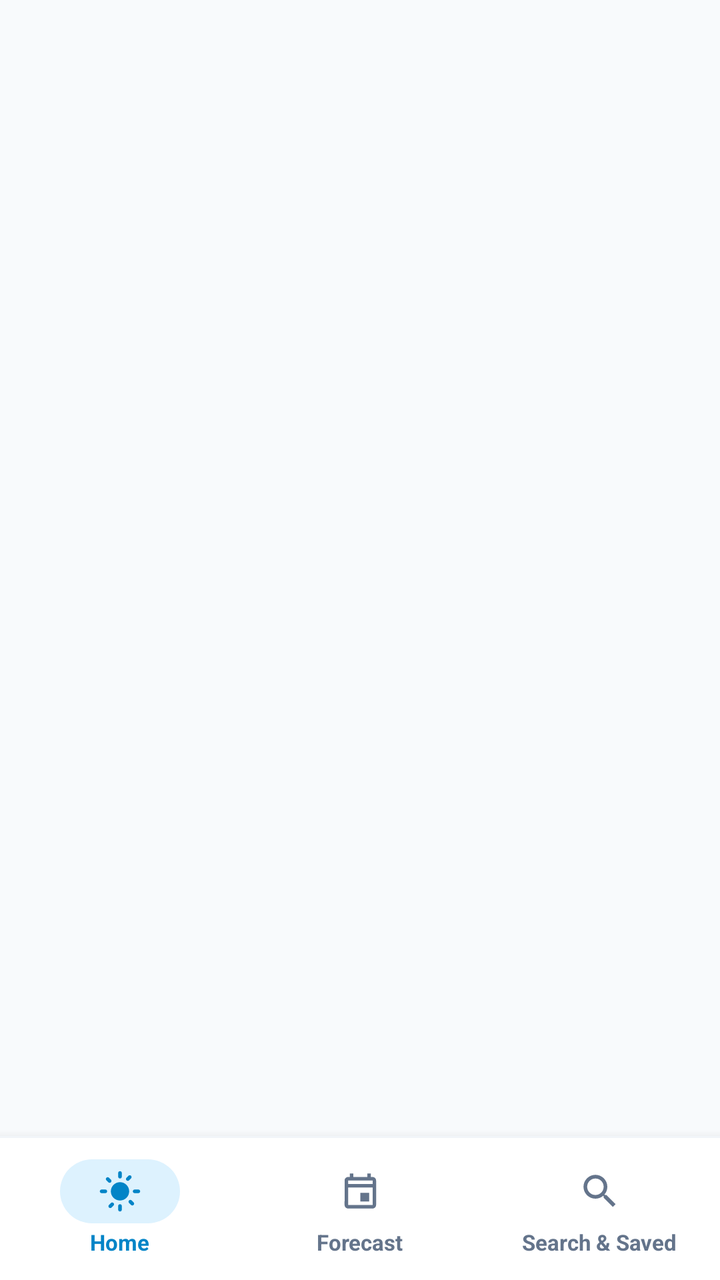
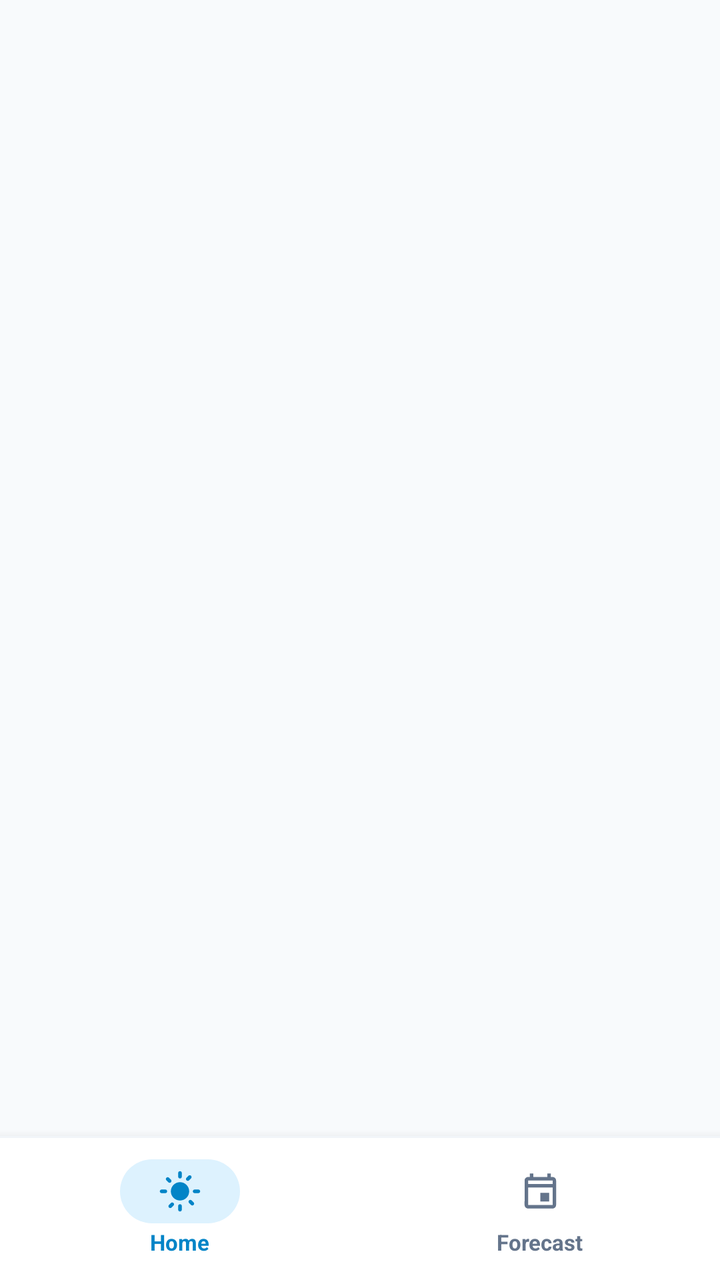

Two renders of the same Android screen: before a commit and after it. Below are the layout's source before the change and the commit's diff.
<!-- AndroidManifest.xml: application theme Theme.Weather -->
<!-- res/layout/activity_home.xml -->
<?xml version="1.0" encoding="utf-8"?>
<androidx.constraintlayout.widget.ConstraintLayout xmlns:android="http://schemas.android.com/apk/res/android"
    xmlns:app="http://schemas.android.com/apk/res-auto"
    xmlns:tools="http://schemas.android.com/tools"
    android:layout_width="match_parent"
    android:layout_height="match_parent"
    android:background="@color/home_bg">

    
    <androidx.fragment.app.FragmentContainerView
        android:id="@+id/fragmentContainer"
        android:layout_width="match_parent"
        android:layout_height="0dp"
        app:layout_constraintBottom_toTopOf="@id/bottomNavContainer"
        app:layout_constraintEnd_toEndOf="parent"
        app:layout_constraintStart_toStartOf="parent"
        app:layout_constraintTop_toTopOf="parent" />

    
    <androidx.constraintlayout.widget.ConstraintLayout
        android:id="@+id/bottomNavContainer"
        android:layout_width="match_parent"
        android:layout_height="72dp"
        android:background="@color/bottom_nav_bg"
        android:elevation="8dp"
        app:layout_constraintBottom_toBottomOf="parent"
        app:layout_constraintEnd_toEndOf="parent"
        app:layout_constraintStart_toStartOf="parent">

        <View
            android:layout_width="match_parent"
            android:layout_height="1dp"
            android:background="@color/bottom_nav_border"
            app:layout_constraintTop_toTopOf="parent" />

        <LinearLayout
            android:layout_width="match_parent"
            android:layout_height="match_parent"
            android:gravity="center_vertical"
            android:orientation="horizontal">

            
            <LinearLayout
                android:id="@+id/tabHome"
                android:layout_width="0dp"
                android:layout_height="match_parent"
                android:layout_weight="1"
                android:gravity="center"
                android:orientation="vertical">

                <FrameLayout
                    android:id="@+id/pillHome"
                    android:layout_width="60dp"
                    android:layout_height="32dp"
                    android:background="@drawable/bg_nav_active_pill">

                    <ImageView
                        android:id="@+id/ivTabHome"
                        android:layout_width="22dp"
                        android:layout_height="22dp"
                        android:layout_gravity="center"
                        android:src="@drawable/ic_nav_home"
                        app:tint="@color/bottom_nav_active_tint" />
                </FrameLayout>

                <TextView
                    android:id="@+id/tvTabHome"
                    android:layout_width="wrap_content"
                    android:layout_height="wrap_content"
                    android:layout_marginTop="2dp"
                    android:text="Home"
                    android:textColor="@color/bottom_nav_active_tint"
                    android:textSize="11sp"
                    android:textStyle="bold" />
            </LinearLayout>

            
            <LinearLayout
                android:id="@+id/tabForecast"
                android:layout_width="0dp"
                android:layout_height="match_parent"
                android:layout_weight="1"
                android:gravity="center"
                android:orientation="vertical">

                <FrameLayout
                    android:id="@+id/pillForecast"
                    android:layout_width="60dp"
                    android:layout_height="32dp"
                    android:background="@android:color/transparent">

                    <ImageView
                        android:id="@+id/ivTabForecast"
                        android:layout_width="26dp"
                        android:layout_height="21dp"
                        android:layout_gravity="center"
                        android:src="@drawable/ic_nav_forecast"
                        app:tint="@color/bottom_nav_inactive_tint" />
                </FrameLayout>

                <TextView
                    android:id="@+id/tvTabForecast"
                    android:layout_width="wrap_content"
                    android:layout_height="wrap_content"
                    android:layout_marginTop="2dp"
                    android:text="Forecast"
                    android:textColor="@color/bottom_nav_inactive_tint"
                    android:textSize="11sp"
                    android:textStyle="bold" />
            </LinearLayout>

            
            <LinearLayout
                android:id="@+id/tabSearch"
                android:layout_width="0dp"
                android:layout_height="match_parent"
                android:layout_weight="1"
                android:gravity="center"
                android:orientation="vertical">

                <FrameLayout
                    android:id="@+id/pillSearch"
                    android:layout_width="60dp"
                    android:layout_height="32dp"
                    android:background="@android:color/transparent">

                    <ImageView
                        android:id="@+id/ivTabSearch"
                        android:layout_width="22dp"
                        android:layout_height="22dp"
                        android:layout_gravity="center"
                        android:src="@drawable/ic_nav_search"
                        app:tint="@color/bottom_nav_inactive_tint" />
                </FrameLayout>

                <TextView
                    android:id="@+id/tvTabSearch"
                    android:layout_width="wrap_content"
                    android:layout_height="wrap_content"
                    android:layout_marginTop="2dp"
                    android:text="Search &amp; Saved"
                    android:textColor="@color/bottom_nav_inactive_tint"
                    android:textSize="11sp"
                    android:textStyle="bold" />
            </LinearLayout>
        </LinearLayout>
    </androidx.constraintlayout.widget.ConstraintLayout>
</androidx.constraintlayout.widget.ConstraintLayout>
<!-- resources referenced by this layout -->
<resources>
  <color name="bottom_nav_active_tint">#0284C7</color>
  <color name="bottom_nav_bg">#FFFFFF</color>
  <color name="bottom_nav_border">#F1F5F9</color>
  <color name="bottom_nav_inactive_tint">#64748B</color>
  <color name="home_bg">#F8FAFC</color>
  <!-- drawable bg_nav_active_pill (drawable) -->
  <shape xmlns:android="http://schemas.android.com/apk/res/android"
      android:shape="rectangle">
      <corners android:radius="24dp" />
      <solid android:color="@color/bottom_nav_active_pill" />
  </shape>
  <!-- drawable ic_nav_forecast (drawable) -->
  <vector xmlns:android="http://schemas.android.com/apk/res/android"
      android:width="24dp"
      android:height="24dp"
      android:viewportWidth="24"
      android:viewportHeight="24">
    <path
        android:fillColor="@color/bottom_nav_inactive_tint"
        android:pathData="M19,4h-1V2h-2v2H8V2H6v2H5c-1.11,0 -1.99,0.9 -1.99,2L3,20c0,1.1 0.89,2 2,2h14c1.1,0 2,-0.9 2,-2V6c0,-1.1 -0.9,-2 -2,-2zm0,16H5V10h14v10zm0,-12H5V6h14v2zm-7,5h5v5h-5v-5z"/>
  </vector>
  <!-- drawable ic_nav_home (drawable) -->
  <vector xmlns:android="http://schemas.android.com/apk/res/android"
      android:width="24dp"
      android:height="24dp"
      android:viewportWidth="24"
      android:viewportHeight="24">
    <path
        android:fillColor="@color/stat_primary"
        android:pathData="M12,7c-2.76,0 -5,2.24 -5,5s2.24,5 5,5s5,-2.24 5,-5S14.76,7 12,7zM2,13h2c0.55,0 1,-0.45 1,-1s-0.45,-1 -1,-1H2c-0.55,0 -1,0.45 -1,1s0.45,1 1,1zM20,13h2c0.55,0 1,-0.45 1,-1s-0.45,-1 -1,-1h-2c-0.55,0 -1,0.45 -1,1s0.45,1 1,1zM11,2v2c0,0.55 0.45,1 1,1s1,-0.45 1,-1V2c0,-0.55 -0.45,-1 -1,-1s-1,0.45 -1,1zM11,20v2c0,0.55 0.45,1 1,1s1,-0.45 1,-1v-2c0,-0.55 -0.45,-1 -1,-1s-1,0.45 -1,1zM5.99,4.58c-0.39,-0.39 -1.03,-0.39 -1.41,0s-0.39,1.03 0,1.41l1.06,1.06c0.39,0.39 1.03,0.39 1.41,0s0.39,-1.03 0,-1.41L5.99,4.58zM18.36,16.95c-0.39,-0.39 -1.03,-0.39 -1.41,0s-0.39,1.03 0,1.41l1.06,1.06c0.39,0.39 1.03,0.39 1.41,0s0.39,-1.03 0,-1.41l-1.06,-1.06zM7.05,18.36l-1.06,1.06c-0.39,0.39 -0.39,1.03 0,1.41s1.03,0.39 1.41,0l1.06,-1.06c0.39,-0.39 0.39,-1.03 0,-1.41s-1.02,-0.39 -1.41,0zM16.95,5.99l1.06,-1.06c0.39,-0.39 0.39,-1.03 0,-1.41s-1.03,-0.39 -1.41,0l-1.06,1.06c-0.39,0.39 -0.39,1.03 0,1.41s1.03,0.39 1.41,0z"/>
  </vector>
  <!-- drawable ic_nav_search (drawable) -->
  <vector xmlns:android="http://schemas.android.com/apk/res/android"
      android:width="24dp"
      android:height="24dp"
      android:viewportWidth="24"
      android:viewportHeight="24">
    <path
        android:fillColor="@color/bottom_nav_inactive_tint"
        android:pathData="M15.5,14h-0.79l-0.28,-0.27C15.41,12.59 16,11.11 16,9.5 16,5.91 13.09,3 9.5,3S3,5.91 3,9.5 5.91,16 9.5,16c1.61,0 3.09,-0.59 4.23,-1.57l0.27,0.28v0.79l5,4.99L20.49,19l-4.99,-5zm-6,0C7.01,14 5,11.99 5,9.5S7.01,5 9.5,5 14,7.01 14,9.5 11.99,14 9.5,14z"/>
  </vector>
  <style name="Theme.Weather" parent="Base.Theme.Weather" />
  <color name="bottom_nav_active_pill">#DDF2FE</color>
  <color name="stat_primary">#0284C7</color>
  <style name="Base.Theme.Weather" parent="Theme.Material3.DayNight.NoActionBar">
          
          
      </style>
</resources>

<!-- the commit's change to res/layout/activity_home.xml (unified diff, before → after) -->
@@ -110,39 +110,7 @@
             </LinearLayout>
 
             
-            <LinearLayout
-                android:id="@+id/tabSearch"
-                android:layout_width="0dp"
-                android:layout_height="match_parent"
-                android:layout_weight="1"
-                android:gravity="center"
-                android:orientation="vertical">
 
-                <FrameLayout
-                    android:id="@+id/pillSearch"
-                    android:layout_width="60dp"
-                    android:layout_height="32dp"
-                    android:background="@android:color/transparent">
-
-                    <ImageView
-                        android:id="@+id/ivTabSearch"
-                        android:layout_width="22dp"
-                        android:layout_height="22dp"
-                        android:layout_gravity="center"
-                        android:src="@drawable/ic_nav_search"
-                        app:tint="@color/bottom_nav_inactive_tint" />
-                </FrameLayout>
-
-                <TextView
-                    android:id="@+id/tvTabSearch"
-                    android:layout_width="wrap_content"
-                    android:layout_height="wrap_content"
-                    android:layout_marginTop="2dp"
-                    android:text="Search &amp; Saved"
-                    android:textColor="@color/bottom_nav_inactive_tint"
-                    android:textSize="11sp"
-                    android:textStyle="bold" />
-            </LinearLayout>
         </LinearLayout>
     </androidx.constraintlayout.widget.ConstraintLayout>
 </androidx.constraintlayout.widget.ConstraintLayout>
<!-- resource entries referenced after the edit -->
@@ -31,16 +31,6 @@
         android:fillColor="@color/stat_primary"
         android:pathData="M12,7c-2.76,0 -5,2.24 -5,5s2.24,5 5,5s5,-2.24 5,-5S14.76,7 12,7zM2,13h2c0.55,0 1,-0.45 1,-1s-0.45,-1 -1,-1H2c-0.55,0 -1,0.45 -1,1s0.45,1 1,1zM20,13h2c0.55,0 1,-0.45 1,-1s-0.45,-1 -1,-1h-2c-0.55,0 -1,0.45 -1,1s0.45,1 1,1zM11,2v2c0,0.55 0.45,1 1,1s1,-0.45 1,-1V2c0,-0.55 -0.45,-1 -1,-1s-1,0.45 -1,1zM11,20v2c0,0.55 0.45,1 1,1s1,-0.45 1,-1v-2c0,-0.55 -0.45,-1 -1,-1s-1,0.45 -1,1zM5.99,4.58c-0.39,-0.39 -1.03,-0.39 -1.41,0s-0.39,1.03 0,1.41l1.06,1.06c0.39,0.39 1.03,0.39 1.41,0s0.39,-1.03 0,-1.41L5.99,4.58zM18.36,16.95c-0.39,-0.39 -1.03,-0.39 -1.41,0s-0.39,1.03 0,1.41l1.06,1.06c0.39,0.39 1.03,0.39 1.41,0s0.39,-1.03 0,-1.41l-1.06,-1.06zM7.05,18.36l-1.06,1.06c-0.39,0.39 -0.39,1.03 0,1.41s1.03,0.39 1.41,0l1.06,-1.06c0.39,-0.39 0.39,-1.03 0,-1.41s-1.02,-0.39 -1.41,0zM16.95,5.99l1.06,-1.06c0.39,-0.39 0.39,-1.03 0,-1.41s-1.03,-0.39 -1.41,0l-1.06,1.06c-0.39,0.39 -0.39,1.03 0,1.41s1.03,0.39 1.41,0z"/>
   </vector>
-  <!-- drawable ic_nav_search (drawable) -->
-  <vector xmlns:android="http://schemas.android.com/apk/res/android"
-      android:width="24dp"
-      android:height="24dp"
-      android:viewportWidth="24"
-      android:viewportHeight="24">
-    <path
-        android:fillColor="@color/bottom_nav_inactive_tint"
-        android:pathData="M15.5,14h-0.79l-0.28,-0.27C15.41,12.59 16,11.11 16,9.5 16,5.91 13.09,3 9.5,3S3,5.91 3,9.5 5.91,16 9.5,16c1.61,0 3.09,-0.59 4.23,-1.57l0.27,0.28v0.79l5,4.99L20.49,19l-4.99,-5zm-6,0C7.01,14 5,11.99 5,9.5S7.01,5 9.5,5 14,7.01 14,9.5 11.99,14 9.5,14z"/>
-  </vector>
   <style name="Theme.Weather" parent="Base.Theme.Weather" />
   <color name="bottom_nav_active_pill">#DDF2FE</color>
   <color name="stat_primary">#0284C7</color>
